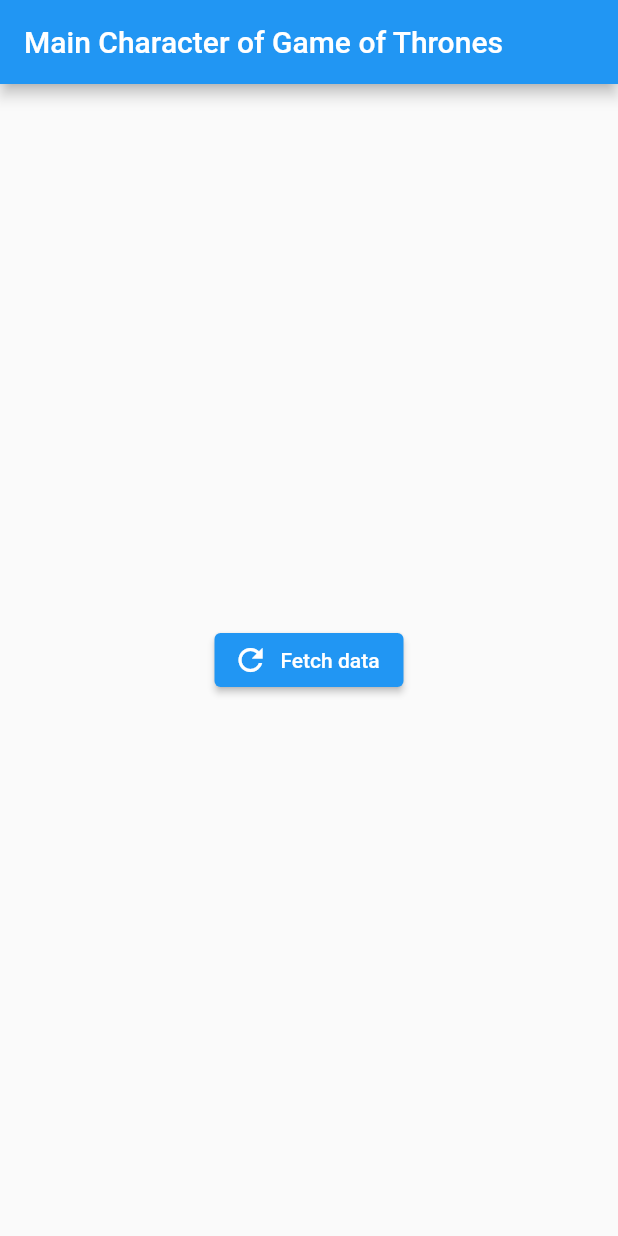
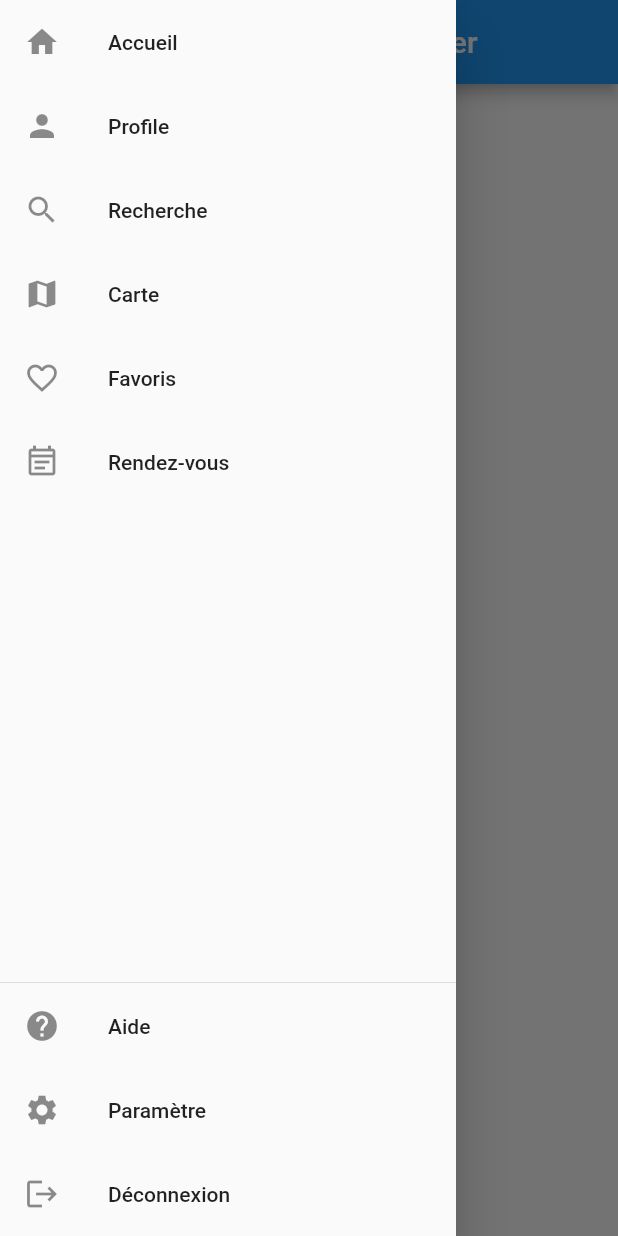
Before and after one commit to ClementDemade/project_got, a Flutter app: the screen it shows after launch, with the side drawer open (before the commit the screen has no drawer), on a phone screen of 412 x 824 dp. Run offline on Flutter 3.47's test engine with Material 2 defaults, Android fonts, the phone set to English and light mode, and no system bars; our stand-ins replace bloc, dio, flutter_bloc; network calls fail.

Commit message:
page d'accueil faites et ajout de redirection vers un page d'infos détaillé

```diff
--- a/lib/cubit/main_character_cubit.dart
+++ b/lib/cubit/main_character_cubit.dart
@@ -1,34 +1,26 @@
 import 'dart:developer';
 
 import 'package:bloc/bloc.dart';
-import 'package:dio/dio.dart';
 import 'package:meta/meta.dart';
 import 'package:projet_got/models/main_character_data.dart';
+import 'package:projet_got/repository/main_character_repository.dart';
 
 part 'main_character_state.dart';
 
 class MainCharacterCubit extends Cubit<MainCharacterState> {
-  MainCharacterCubit() : super(MainCharacter());
+  final MainCharacterRepository apiRepository;
 
-  refresh({
-    imageUrl = "assets/images/stark.png"
-  }) async {
-    emit(MainCharacterLoading());
-
-    await Future.delayed(const Duration(seconds: 2));
+  MainCharacterCubit({required this.apiRepository}) : super(MainCharacter());
 
 
-    var response = await Dio().get(
-      /*parametre de l'appel*/
-      "https://www.thronesapi.com/api/v2/Characters",
-    );
-
-    for (var i = 0; i < response.data.length-1; i++) {
-      MainCharacterData mainCharacterData = MainCharacterData.fromJson(response.data[i]);
-      print(i);
-      emit(MainCharacterLoaded(mainCharacterData: mainCharacterData));
+  Future<void> fetch() async {
+    emit(MainCharacterLoading());
+    try{
+      final response = await apiRepository.getAll();
+      emit(MainCharacterLoaded(mainCharacterData: response ?? [] ));
+    } catch(e) {
+      emit(MainCharacterError(message :e.toString()));
     }
-
   }
 
   @override
--- a/lib/cubit/main_character_state.dart
+++ b/lib/cubit/main_character_state.dart
@@ -1,14 +1,29 @@
 part of 'main_character_cubit.dart';
 
-@immutable
 abstract class MainCharacterState {}
 
 class MainCharacter extends MainCharacterState {}
 
+class MainCharacterInitial extends MainCharacterState {}
+
 class MainCharacterLoading extends MainCharacterState {}
 
 class MainCharacterLoaded extends MainCharacterState {
-  final MainCharacterData mainCharacterData;
+  final List<MainCharacterData> mainCharacterData;
 
   MainCharacterLoaded({required this.mainCharacterData});
+
+  @override
+  List<Object> get props => [mainCharacterData];
 }
+
+class MainCharacterError extends MainCharacterState {
+  final String message;
+
+  MainCharacterError({
+    required this.message,
+  });
+
+  @override
+  List<Object> get props => [message];
+}
--- a/lib/main.dart
+++ b/lib/main.dart
@@ -1,37 +1,41 @@
 import 'package:flutter/material.dart';
-import 'package:intl/date_symbol_data_local.dart';
-import 'package:intl/intl.dart';
-import 'package:intl/intl_standalone.dart';
+import 'package:flutter_bloc/flutter_bloc.dart';
+import 'package:projet_got/repository/main_character_repository.dart';
+import 'package:projet_got/utils/api_service.dart';
 import 'package:projet_got/views/home.dart';
-import 'package:projet_got/views/home_data.dart';
 
-void main() async {
-  await initIntlAndLocale();
-  runApp(const MyApp());
-}
+import 'cubit/main_character_cubit.dart';
 
-Future<void> initIntlAndLocale() async {
-  Intl.defaultLocale = 'fr_FR';
-  await findSystemLocale();
-  await initializeDateFormatting(Intl.defaultLocale!, null);
+void main() {
+  runApp(MyApp(
+    apiService: ApiService(),
+  ));
 }
 
 class MyApp extends StatelessWidget {
-  const MyApp({super.key});
+  const MyApp({Key? key, required this.apiService}) : super(key: key);
 
-  // This widget is the root of your application.
+  final ApiService apiService;
+
   @override
   Widget build(BuildContext context) {
-    return MaterialApp(
-      title: 'Weather Bloc',
-      theme: ThemeData(
-        primarySwatch: Colors.blue,
-      ),
-      debugShowCheckedModeBanner: false,
-      home: Column(
-        children: const [
-          Expanded(child: Home()),
-        ],
+    return MultiBlocProvider(
+      providers: [
+        BlocProvider<MainCharacterCubit>(
+          create: (context) => MainCharacterCubit(
+            apiRepository: MainCharacterRepository(
+              apiService: apiService,
+            ),
+          )..fetch(),
+        ),
+      ],
+      child: MaterialApp(
+        title: 'Flutter Demo',
+        theme: ThemeData(
+          primarySwatch: Colors.blue,
+        ),
+
+        home: const HomePage(),
       ),
     );
   }
--- a/lib/repository/main_character_repository.dart
+++ b/lib/repository/main_character_repository.dart
@@ -0,0 +1,20 @@
+import 'package:projet_got/models/main_character_data.dart';
+import '../utils/api_service.dart';
+
+class MainCharacterRepository{
+  final ApiService apiService;
+  MainCharacterRepository({
+    required this.apiService,
+  });
+
+  Future<List<MainCharacterData>?> getAll() async {
+    final response = await apiService.getPostData();
+    if (response != null){
+      final data = response.data as List<dynamic>;
+      return data.map(
+          (singleMainCharacter) => MainCharacterData.fromJson(singleMainCharacter),
+      ).toList();
+    }
+  }
+
+}
--- a/lib/views/home.dart
+++ b/lib/views/home.dart
@@ -1,43 +1,63 @@
 import 'package:flutter/material.dart';
 import 'package:flutter_bloc/flutter_bloc.dart';
 import 'package:projet_got/cubit/main_character_cubit.dart';
+import 'package:projet_got/models/main_character_data.dart';
+import 'package:projet_got/views/NavBar.dart';
 import 'package:projet_got/views/loading_widget.dart';
+import 'package:projet_got/views/main_character_current_widget.dart';
 
+import 'main_character_grid_widget.dart';
 import 'main_character_widget.dart';
 
-class Home extends StatelessWidget {
-  const Home({super.key});
+class HomePage extends StatelessWidget {
+  const HomePage({Key? key}) : super(key:key);
 
   @override
   Widget build(BuildContext context) {
-    return BlocProvider(
-      create: (context) => MainCharacterCubit(),
-      child: BlocBuilder<MainCharacterCubit, MainCharacterState>(
-        builder: (context, state) {
-          return Scaffold(
-            appBar: AppBar(
-              title: const Text('Main Character of Game of Thrones'),
-            ),
-            body: _getBody(context, state),
-          );
-        },
+    return Scaffold(
+      drawer: navBar(),
+      appBar: AppBar(
+        title: const Text('Game of Thrones Character'),
+      ),
+      body: Center(
+        child: BlocBuilder<MainCharacterCubit, MainCharacterState>(
+          builder: (context, state) {
+            if (state is MainCharacterLoading) {
+              return const CircularProgressIndicator();
+            } else if (state is MainCharacterError) {
+              return Text(state.message);
+            } else if (state is MainCharacterLoaded) {
+              final mainCharacterList = state.mainCharacterData;
+              return mainCharacterList.isEmpty
+                  ? const Text('No any Character')
+                  : ListView.builder(
+                    shrinkWrap: true,
+                    padding: const EdgeInsets.all(10),
+                    itemCount: mainCharacterList.length,
+                    itemBuilder: (context, index) {
+                      print(index);
+                      final MainCharacterData mainCharacter = mainCharacterList[index];
+                        return ListTile(
+                          leading: CircleAvatar(
+                            backgroundImage: NetworkImage(mainCharacter.imageUrl),
+                          ),
+                          title: Text(mainCharacter.fullName),
+                          subtitle: Text(mainCharacter.title),
+                          onTap: () {
+                            Navigator.push(
+                                context,
+                                MaterialPageRoute(builder: (context) => MainCharacterCurrentWidget(mainCharacterData: mainCharacter))
+                            );
+                          },
+                      );
+                      }
+                      );
+            }
+            return const SizedBox.shrink();
+          },
+        ),
       ),
     );
   }
 
-  Widget _getBody(BuildContext context, MainCharacterState state) {
-    if (state is MainCharacterLoading) {
-      return const LoadingWidget();
-    } else if (state is MainCharacterLoaded) {
-      return MainCharacterWidget(mainCharacterData: state.mainCharacterData);
-    } else {
-      return Center(
-        child: ElevatedButton.icon(
-          label: const Text('Fetch data'),
-          icon: const Icon(Icons.refresh),
-          onPressed: () => BlocProvider.of<MainCharacterCubit>(context).refresh(),
-        ),
-      );
-    }
-  }
 }
--- a/lib/views/main_character_current_widget.dart
+++ b/lib/views/main_character_current_widget.dart
@@ -32,6 +32,7 @@
           "family: ${_mainCharacterCurrent.family}",
         ),
       ],
+
     );
   }
 }
--- /dev/null
+++ b/lib/views/navbar.dart
@@ -0,0 +1,116 @@
+import 'package:flutter/material.dart';
+import 'package:flutter/widgets.dart';
+
+class navBar extends StatelessWidget{
+  @override
+  Widget build(BuildContext context) {
+    return Drawer(
+      child: Container(
+        padding: EdgeInsets.zero,
+        child: Column(
+          children: <Widget>[
+            Expanded(
+                child: ListView(
+                  children: <Widget>[
+                    ListTile(
+                      leading: const Icon(Icons.home),
+                      title: const Text('Accueil'),
+                      onTap: () {
+                      },
+                    ),
+                    ListTile(
+                      leading: const Icon(Icons.person),
+                      title: const Text('Profile'),
+                      onTap: () {
+                        Navigator.pop(context);
+                        Navigator.pushNamed(
+                            context,
+                            '/profile',
+                        );
+                      },
+                    ),
+                    ListTile(
+                      leading: const Icon(Icons.search),
+                      title: const Text('Recherche'),
+                      onTap: () {
+                        Navigator.pop(context);
+                        Navigator.pushNamed(
+                            context,
+                            '/recherche'
+                        );
+                      },
+                    ),
+                    ListTile(
+                      leading: const Icon(Icons.map),
+                      title: const Text('Carte'),
+                      onTap: () {
+                        Navigator.pop(context);
+                        Navigator.pushNamed(
+                            context,
+                            '/carte'
+                        );
+                      },
+                    ),
+                    ListTile(
+                      leading: const Icon(Icons.favorite_border),
+                      title: const Text('Favoris'),
+                      onTap: () {
+                        Navigator.pop(context);
+                        Navigator.pushNamed(
+                            context,
+                            '/favoris',
+                        );
+                      },
+                    ),
+                    ListTile(
+                      leading: const Icon(Icons.event_note_outlined),
+                      title: const Text('Rendez-vous'),
+                      onTap: () {
+                        Navigator.pop(context);
+                        Navigator.pushNamed(
+                            context,
+                            '/rendezvous',
+                        );
+                      },
+                    ),
+                  ],
+                )
+            ),
+            const Divider(height: 2.0,),
+            Align(
+              alignment: FractionalOffset.bottomCenter,
+              child: Expanded(
+                child: Column(
+                  children: <Widget>[
+                    ListTile(
+                      leading: const Icon(Icons.help),
+                      title: const Text('Aide'),
+                      onTap: () {
+                        // TODO
+                      },
+                    ),
+                    ListTile(
+                      leading: const Icon(Icons.settings),
+                      title: const Text('Paramètre'),
+                      onTap: () {
+                        // TODO
+                      },
+                    ),
+                    ListTile(
+                      leading: const Icon(Icons.logout),
+                      title: const Text('Déconnexion'),
+                      onTap: () {
+                        // TODO
+                      },
+                    ),
+                  ],
+                ),
+              ),
+            ),
+          ],
+        ),
+      ),
+    );
+  }
+
+}
```
Also changed, not shown: lib/cubit/main_character_data_cubit.dart (deleted, +0 -17 lines), lib/models/main_character_data.dart (+13 -4 lines), lib/utils/api_service.dart (added, +22 -0 lines), lib/views/home_data.dart (+3 -45 lines), lib/views/main_character_grid_widget.dart (+5 -6 lines).
